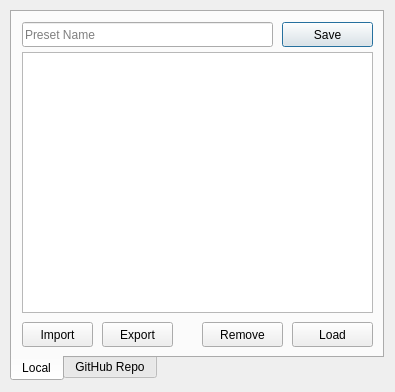
First picture: the form in preset.ui, repository Audio4Linux/Viper4Linux-GUI, before the edit.
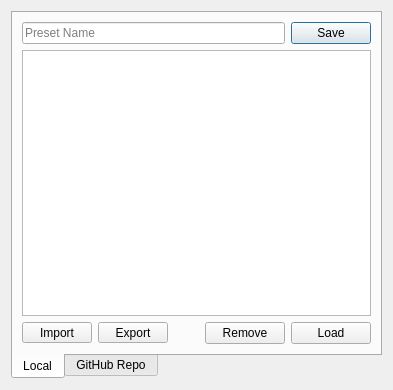
Second picture: the form after the edit. The open tabs and pages were chosen to show the change. Icons and pictures are not drawn.

Commit message: Convolver and preset dialog are now resizable

What changed in the file:
```diff
--- a/preset.ui
+++ b/preset.ui
@@ -6,10 +6,16 @@
    <rect>
     <x>0</x>
     <y>0</y>
-    <width>395</width>
-    <height>392</height>
+    <width>393</width>
+    <height>390</height>
    </rect>
   </property>
+  <property name="minimumSize">
+   <size>
+    <width>390</width>
+    <height>390</height>
+   </size>
+  </property>
   <property name="windowTitle">
    <string>Custom Presets</string>
   </property>
@@ -17,105 +23,33 @@
    <iconset resource="resources.qrc">
     <normaloff>:/icons/viper.png</normaloff>:/icons/viper.png</iconset>
   </property>
+  <layout class="QGridLayout" name="gridLayout">
+   <item row="0" column="0">
   <widget class="QTabWidget" name="tabWidget">
-   <property name="geometry">
-    <rect>
-     <x>10</x>
-     <y>10</y>
-     <width>374</width>
-     <height>371</height>
-    </rect>
+     <property name="minimumSize">
+      <size>
+       <width>0</width>
+       <height>0</height>
+      </size>
    </property>
    <property name="tabPosition">
     <enum>QTabWidget::South</enum>
    </property>
    <property name="currentIndex">
-    <number>0</number>
+      <number>1</number>
    </property>
    <widget class="QWidget" name="local">
     <attribute name="title">
      <string>Local</string>
     </attribute>
-    <widget class="QToolButton" name="importBtn">
-     <property name="geometry">
-      <rect>
-       <x>10</x>
-       <y>310</y>
-       <width>71</width>
-       <height>25</height>
-      </rect>
-     </property>
-     <property name="text">
-      <string>Import</string>
-     </property>
-     <property name="popupMode">
-      <enum>QToolButton::InstantPopup</enum>
-     </property>
-    </widget>
-    <widget class="QPushButton" name="add">
-     <property name="geometry">
-      <rect>
-       <x>270</x>
-       <y>10</y>
-       <width>91</width>
-       <height>25</height>
-      </rect>
-     </property>
-     <property name="toolTip">
-      <string>Adds current config as a preset</string>
-     </property>
-     <property name="text">
-      <string>Save</string>
-     </property>
-    </widget>
-    <widget class="QListWidget" name="files">
-     <property name="geometry">
-      <rect>
-       <x>10</x>
-       <y>40</y>
-       <width>351</width>
-       <height>261</height>
-      </rect>
-     </property>
-     <property name="contextMenuPolicy">
-      <enum>Qt::CustomContextMenu</enum>
-     </property>
-    </widget>
-    <widget class="QPushButton" name="load">
-     <property name="geometry">
-      <rect>
-       <x>280</x>
-       <y>310</y>
-       <width>81</width>
-       <height>25</height>
-      </rect>
-     </property>
-     <property name="text">
-      <string>Load</string>
-     </property>
-    </widget>
-    <widget class="QPushButton" name="remove">
-     <property name="geometry">
-      <rect>
-       <x>190</x>
-       <y>310</y>
-       <width>81</width>
-       <height>25</height>
-      </rect>
-     </property>
-     <property name="text">
-      <string>Remove</string>
-     </property>
-    </widget>
+      <layout class="QVBoxLayout" name="verticalLayout">
+       <item>
+        <layout class="QHBoxLayout" name="horizontalLayout_2">
+         <property name="bottomMargin">
+          <number>0</number>
+         </property>
+         <item>
     <widget class="QLineEdit" name="presetName">
-     <property name="geometry">
-      <rect>
-       <x>10</x>
-       <y>10</y>
-       <width>251</width>
-       <height>25</height>
-      </rect>
-     </property>
      <property name="dragEnabled">
       <bool>false</bool>
      </property>
@@ -126,14 +60,54 @@
       <bool>true</bool>
      </property>
     </widget>
+         </item>
+         <item>
+          <widget class="QPushButton" name="add">
+           <property name="toolTip">
+            <string>Adds current config as a preset</string>
+           </property>
+           <property name="text">
+            <string>Save</string>
+           </property>
+          </widget>
+         </item>
+        </layout>
+       </item>
+       <item>
+        <widget class="QListWidget" name="files">
+         <property name="contextMenuPolicy">
+          <enum>Qt::CustomContextMenu</enum>
+         </property>
+        </widget>
+       </item>
+       <item>
+        <layout class="QHBoxLayout" name="horizontalLayout">
+         <property name="bottomMargin">
+          <number>0</number>
+         </property>
+         <item>
+          <widget class="QToolButton" name="importBtn">
+           <property name="minimumSize">
+            <size>
+             <width>70</width>
+             <height>0</height>
+            </size>
+           </property>
+           <property name="text">
+            <string>Import</string>
+           </property>
+           <property name="popupMode">
+            <enum>QToolButton::InstantPopup</enum>
+           </property>
+          </widget>
+         </item>
+         <item>
     <widget class="QToolButton" name="exportBtn">
-     <property name="geometry">
-      <rect>
-       <x>90</x>
-       <y>310</y>
-       <width>71</width>
-       <height>25</height>
-      </rect>
+           <property name="minimumSize">
+            <size>
+             <width>70</width>
+             <height>0</height>
+            </size>
      </property>
      <property name="text">
       <string>Export</string>
@@ -142,46 +116,62 @@
       <enum>QToolButton::InstantPopup</enum>
      </property>
     </widget>
+         </item>
+         <item>
+          <spacer name="horizontalSpacer">
+           <property name="orientation">
+            <enum>Qt::Horizontal</enum>
+           </property>
+           <property name="sizeHint" stdset="0">
+            <size>
+             <width>40</width>
+             <height>20</height>
+            </size>
+           </property>
+          </spacer>
+         </item>
+         <item>
+          <widget class="QPushButton" name="remove">
+           <property name="minimumSize">
+            <size>
+             <width>80</width>
+             <height>0</height>
+            </size>
+           </property>
+           <property name="text">
+            <string>Remove</string>
+           </property>
+          </widget>
+         </item>
+         <item>
+          <widget class="QPushButton" name="load">
+           <property name="minimumSize">
+            <size>
+             <width>80</width>
+             <height>0</height>
+            </size>
+           </property>
+           <property name="text">
+            <string>Load</string>
+           </property>
+          </widget>
+         </item>
+        </layout>
+       </item>
+      </layout>
    </widget>
    <widget class="QWidget" name="githubrepo">
     <attribute name="title">
      <string>GitHub Repo</string>
     </attribute>
-    <widget class="QListWidget" name="repoindex">
-     <property name="geometry">
-      <rect>
-       <x>10</x>
-       <y>40</y>
-       <width>351</width>
-       <height>261</height>
-      </rect>
-     </property>
-     <property name="contextMenuPolicy">
-      <enum>Qt::CustomContextMenu</enum>
-     </property>
-    </widget>
-    <widget class="QPushButton" name="download">
-     <property name="geometry">
-      <rect>
-       <x>280</x>
-       <y>310</y>
-       <width>81</width>
-       <height>25</height>
-      </rect>
-     </property>
-     <property name="text">
-      <string>Download</string>
-     </property>
-    </widget>
+      <layout class="QVBoxLayout" name="verticalLayout_2">
+       <item>
+        <layout class="QHBoxLayout" name="horizontalLayout_3">
+         <property name="bottomMargin">
+          <number>0</number>
+         </property>
+         <item>
     <widget class="QLabel" name="status">
-     <property name="geometry">
-      <rect>
-       <x>10</x>
-       <y>10</y>
-       <width>231</width>
-       <height>17</height>
-      </rect>
-     </property>
      <property name="font">
       <font>
        <pointsize>10</pointsize>
@@ -191,41 +181,43 @@
       <string>Repository maintained by L3vi47h4N</string>
      </property>
     </widget>
+         </item>
+         <item>
+          <spacer name="horizontalSpacer_2">
+           <property name="orientation">
+            <enum>Qt::Horizontal</enum>
+           </property>
+           <property name="sizeHint" stdset="0">
+            <size>
+             <width>40</width>
+             <height>20</height>
+            </size>
+           </property>
+          </spacer>
+         </item>
+         <item>
     <widget class="QPushButton" name="githubRepo">
-     <property name="geometry">
-      <rect>
-       <x>290</x>
-       <y>7</y>
-       <width>71</width>
-       <height>25</height>
-      </rect>
-     </property>
      <property name="text">
       <string>GitHub</string>
      </property>
     </widget>
-    <widget class="QPushButton" name="upload">
-     <property name="geometry">
-      <rect>
-       <x>190</x>
-       <y>310</y>
-       <width>81</width>
-       <height>25</height>
-      </rect>
-     </property>
-     <property name="text">
-      <string>Upload</string>
-     </property>
-    </widget>
+         </item>
+        </layout>
+       </item>
+       <item>
+        <widget class="QListWidget" name="repoindex">
+         <property name="contextMenuPolicy">
+          <enum>Qt::CustomContextMenu</enum>
+         </property>
+        </widget>
+       </item>
+       <item>
+        <layout class="QHBoxLayout" name="horizontalLayout_4">
+         <property name="bottomMargin">
+          <number>0</number>
+         </property>
+         <item>
     <widget class="QCheckBox" name="camelcase">
-     <property name="geometry">
-      <rect>
-       <x>10</x>
-       <y>310</y>
-       <width>131</width>
-       <height>23</height>
-      </rect>
-     </property>
      <property name="text">
       <string>CamelCase</string>
      </property>
@@ -233,8 +225,41 @@
       <bool>true</bool>
      </property>
     </widget>
-   </widget>
-  </widget>
+         </item>
+         <item>
+          <spacer name="horizontalSpacer_3">
+           <property name="orientation">
+            <enum>Qt::Horizontal</enum>
+           </property>
+           <property name="sizeHint" stdset="0">
+            <size>
+             <width>40</width>
+             <height>20</height>
+            </size>
+           </property>
+          </spacer>
+         </item>
+         <item>
+          <widget class="QPushButton" name="upload">
+           <property name="text">
+            <string>Upload</string>
+           </property>
+          </widget>
+         </item>
+         <item>
+          <widget class="QPushButton" name="download">
+           <property name="text">
+            <string>Download</string>
+           </property>
+          </widget>
+         </item>
+        </layout>
+       </item>
+      </layout>
+     </widget>
+    </widget>
+   </item>
+  </layout>
  </widget>
  <tabstops>
   <tabstop>tabWidget</tabstop>
```
Left out of the diff: 10 changed lines with no effect on the pictures. Lines whose indentation alone changed are shown as unchanged. The commit also changes 2 other files.
